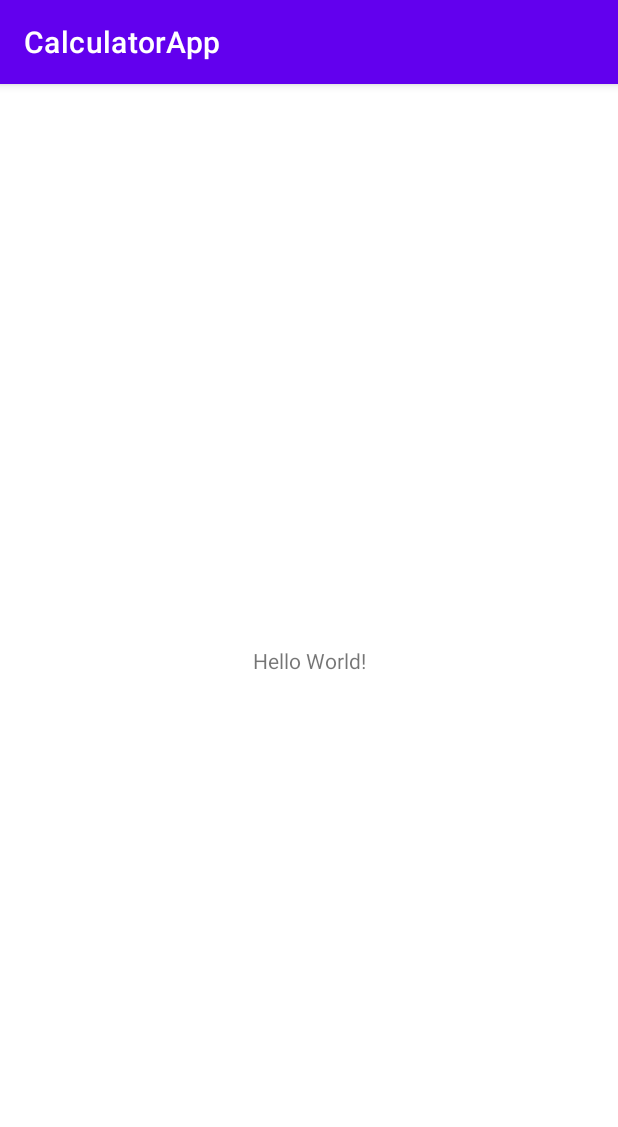
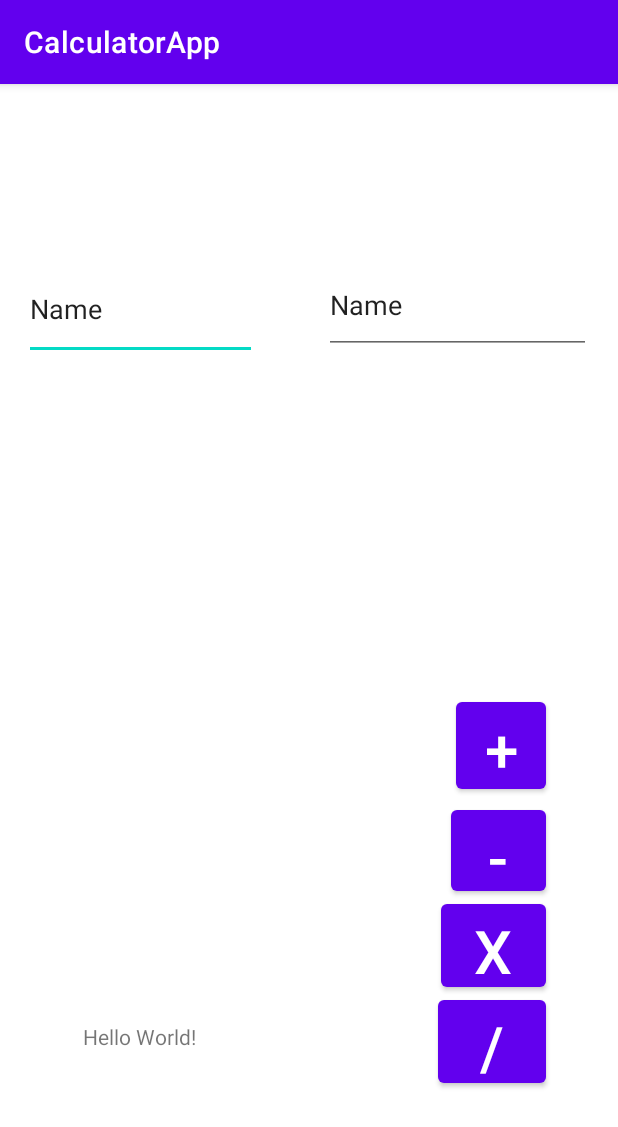
Before and after one commit to MaxMclenonn477/CalculatorApp, an Android app: the screen it shows after launch (MainActivity), on a phone screen of 412 x 824 dp. Shown: the top 1127 px of the screen. Run offline under Robolectric (Android 15) with nearby library versions, the phone set to English and light mode, and no system bars.

Commit message:
new buttoms

```diff
--- a/app/src/main/res/layout/activity_main.xml
+++ b/app/src/main/res/layout/activity_main.xml
@@ -12,7 +12,77 @@
         android:text="Hello World!"
         app:layout_constraintBottom_toBottomOf="parent"
         app:layout_constraintEnd_toEndOf="parent"
+        app:layout_constraintHorizontal_bias="0.164"
         app:layout_constraintStart_toStartOf="parent"
-        app:layout_constraintTop_toTopOf="parent" />
+        app:layout_constraintTop_toTopOf="parent"
+        app:layout_constraintVertical_bias="0.835" />
+
+    <EditText
+        android:id="@+id/editTextTextPersonName"
+        android:layout_width="155dp"
+        android:layout_height="68dp"
+        android:layout_marginStart="16dp"
+        android:layout_marginBottom="584dp"
+        android:ems="10"
+        android:inputType="textPersonName"
+        android:text="Name"
+        app:layout_constraintBottom_toBottomOf="parent"
+        app:layout_constraintStart_toStartOf="parent" />
+
+    <EditText
+        android:id="@+id/editTextTextPersonName2"
+        android:layout_width="178dp"
+        android:layout_height="65dp"
+        android:layout_marginStart="216dp"
+        android:layout_marginBottom="588dp"
+        android:ems="10"
+        android:inputType="textPersonName"
+        android:text="Name"
+        app:layout_constraintBottom_toBottomOf="parent"
+        app:layout_constraintStart_toStartOf="parent" />
+
+    <Button
+        android:id="@+id/button"
+        android:layout_width="60dp"
+        android:layout_height="70dp"
+        android:layout_marginEnd="48dp"
+        android:layout_marginBottom="292dp"
+        android:text="+"
+        android:textSize="40dp"
+        app:layout_constraintBottom_toBottomOf="parent"
+        app:layout_constraintEnd_toEndOf="parent" />
+
+    <Button
+        android:id="@+id/button2"
+        android:layout_width="72dp"
+        android:layout_height="67dp"
+        android:layout_marginEnd="48dp"
+        android:layout_marginBottom="96dp"
+        android:text="/"
+        android:textSize="40dp"
+        app:layout_constraintBottom_toBottomOf="parent"
+        app:layout_constraintEnd_toEndOf="parent" />
+
+    <Button
+        android:id="@+id/button3"
+        android:layout_width="70dp"
+        android:layout_height="67dp"
+        android:layout_marginEnd="48dp"
+        android:layout_marginBottom="160dp"
+        android:text="x"
+        android:textSize="40dp"
+        app:layout_constraintBottom_toBottomOf="parent"
+        app:layout_constraintEnd_toEndOf="parent" />
+
+    <Button
+        android:id="@+id/button4"
+        android:layout_width="63dp"
+        android:layout_height="66dp"
+        android:layout_marginEnd="48dp"
+        android:layout_marginBottom="224dp"
+        android:text="-"
+        android:textSize="40dp"
+        app:layout_constraintBottom_toBottomOf="parent"
+        app:layout_constraintEnd_toEndOf="parent" />
 
 </androidx.constraintlayout.widget.ConstraintLayout>
--- a/app/src/main/res/values/colors.xml
+++ b/app/src/main/res/values/colors.xml
@@ -7,4 +7,6 @@
     <color name="teal_700">#FF018786</color>
     <color name="black">#FF000000</color>
     <color name="white">#FFFFFFFF</color>
+    <color name="dark_red">#FF881010</color>
+    <color name="orange">#CC6D19</color>
 </resources>
--- a/app/src/main/res/values/strings.xml
+++ b/app/src/main/res/values/strings.xml
@@ -1,3 +1,4 @@
 <resources>
     <string name="app_name">CalculatorApp</string>
+    <string name="a_answer">Answer appears here</string>
 </resources>
```
